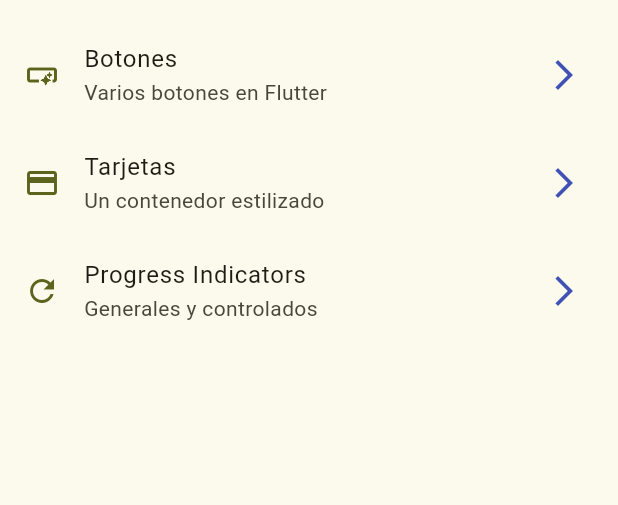
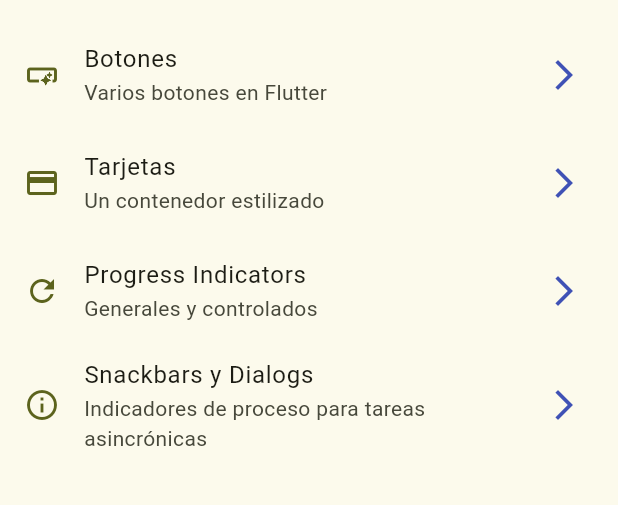
Before and after one commit to oscarruiz05/widgets_app, a Flutter app: the screen it shows after launch, on a phone screen of 412 x 824 dp, the part 63-568 px from its top. Run offline on Flutter 3.47's test engine with Material 3 defaults, Android fonts, the phone set to English and light mode, and no system bars; our stand-ins replace go_router.

```diff
--- a/lib/config/menu/menu_items.dart
+++ b/lib/config/menu/menu_items.dart
@@ -40,4 +40,11 @@ const appMenuItems = <MenuItem>[
     link: '/progress',
     icon: Icons.refresh_outlined,
   ),
+  MenuItem(
+    title: 'Snackbars y Dialogs',
+    subTitle: 'Indicadores de proceso para tareas asincrónicas',
+    name: SnacbarScreen.name,
+    link: '/snackbars',
+    icon: Icons.info_outline,
+  ),
 ];
--- a/lib/config/router/app_router.dart
+++ b/lib/config/router/app_router.dart
@@ -24,5 +24,10 @@ final appRouter = GoRouter(
       path: '/progress',
       builder: (context, state) => const ProgressScreen(),
     ),
+    GoRoute(
+      name: SnacbarScreen.name,
+      path: '/snackbars',
+      builder: (context, state) => const SnacbarScreen(),
+    ),
   ],
 );
```
Also changed, not shown: lib/presentation/screens/snacbar/snacbar_screen.dart (+71 -1 lines).
